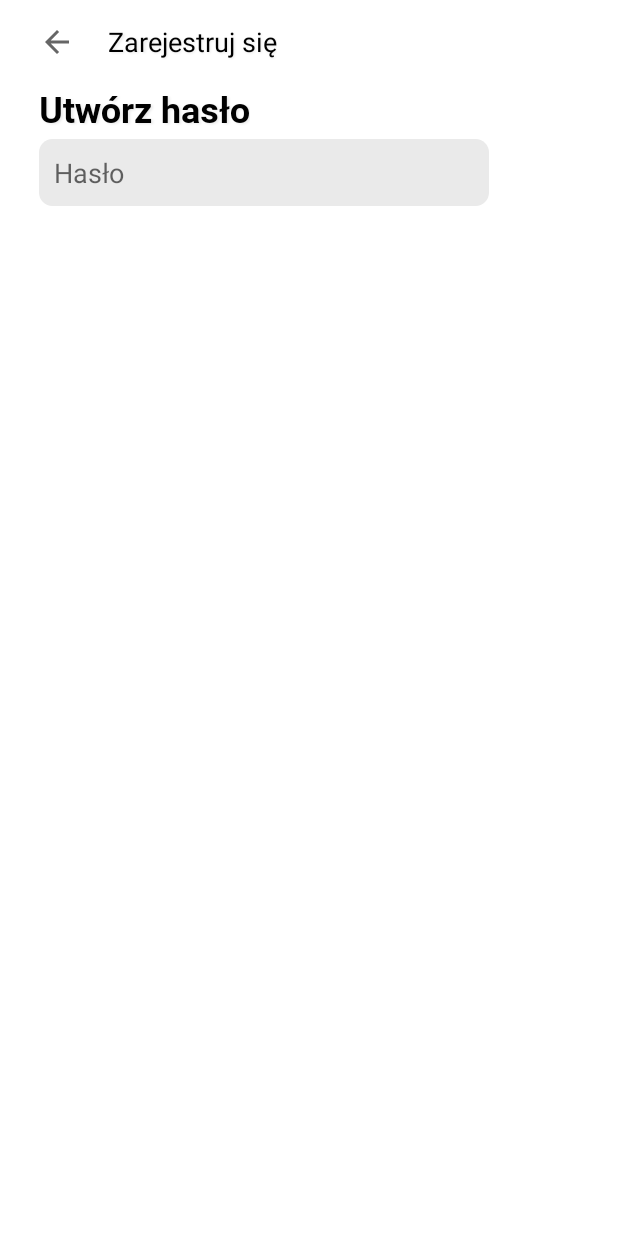
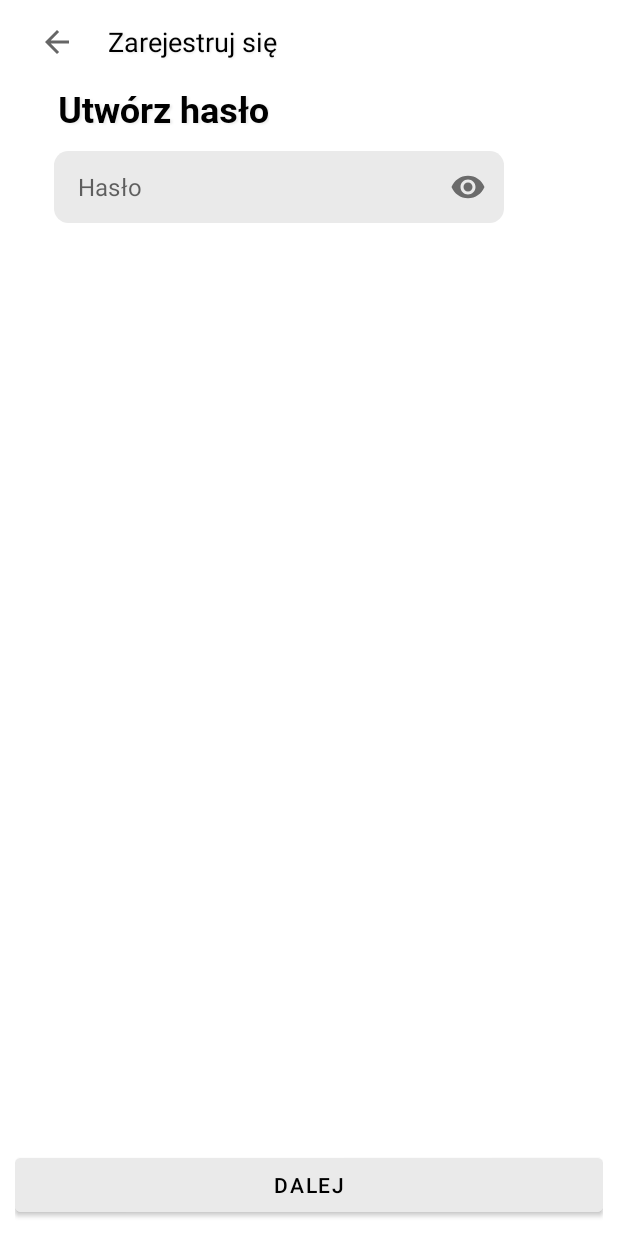
Before and after one commit to gufeczek/CheapFuel, an Android app: the RegisterActivity screen opened directly, with no data from a screen before it, on a phone screen of 412 x 824 dp. Run offline under Robolectric (Android 15) with nearby library versions, the phone set to English and light mode, and no system bars.

Commit message:
Updated RegisterActivity

```diff
--- a/app/src/main/res/layout/activity_register.xml
+++ b/app/src/main/res/layout/activity_register.xml
@@ -50,27 +50,57 @@
             app:layout_constraintStart_toStartOf="@+id/guideline2"
             app:layout_constraintTop_toTopOf="parent" />
 
+
+        <com.google.android.material.textfield.TextInputLayout
+            android:id="@+id/registerActivity_textInputLayout"
+            android:layout_width="match_parent"
+            android:layout_height="wrap_content"
+            android:layout_marginStart="26dp"
+            app:boxStrokeWidth="0dp"
+            app:boxStrokeWidthFocused="0dp"
+            android:layout_marginTop="4dp"
+            app:layout_constraintStart_toStartOf="@+id/guideline2"
+            app:layout_constraintTop_toBottomOf="@+id/textView"
+            app:passwordToggleEnabled="true"
+            android:hint=" "
+            tools:ignore="HardcodedText">
+
             <EditText
                 android:id="@+id/registerActivity_et_password"
                 style="@style/textShadow"
                 android:layout_width="300dp"
                 android:layout_height="wrap_content"
-            android:layout_marginStart="16dp"
-            android:layout_marginTop="4dp"
+                android:layout_marginTop="8dp"
                 android:autofillHints="password"
                 android:background="@color/light_gray"
                 android:hint="@string/password"
                 android:inputType="textPassword"
                 android:padding="10dp"
-            app:layout_constraintStart_toStartOf="parent"
+                app:layout_constraintStart_toStartOf="@+id/guideline2"
                 app:layout_constraintTop_toBottomOf="@+id/textView" />
+
+
+        </com.google.android.material.textfield.TextInputLayout>
 
         <androidx.constraintlayout.widget.Guideline
             android:id="@+id/guideline2"
             android:layout_width="wrap_content"
             android:layout_height="wrap_content"
             android:orientation="vertical"
-            app:layout_constraintGuide_begin="16dp" />
+            app:layout_constraintGuide_begin="29dp" />
+
+        <Button
+            android:id="@+id/registerActivity_btnNextPage"
+            android:layout_height="wrap_content"
+            style="@style/textShadow"
+            android:layout_width="0dp"
+            android:backgroundTint="@color/light_gray"
+            app:layout_constraintBottom_toBottomOf="parent"
+            app:layout_constraintEnd_toEndOf="parent"
+            app:layout_constraintStart_toStartOf="parent"
+            android:layout_marginBottom="10dp"
+            android:textColor="@color/black"
+            android:text="@string/next_page"/>
 
     </androidx.constraintlayout.widget.ConstraintLayout>
 
--- a/app/src/main/res/values/strings.xml
+++ b/app/src/main/res/values/strings.xml
@@ -9,4 +9,5 @@
     <string name="loginWithFacebook">Zaloguj się kontem Facebook</string>
     <string name="loginWithGoogle">Zaloguj się kontem Google</string>
     <string name="set_password">Utwórz hasło</string>
+    <string name="next_page">Dalej</string>
 </resources>
```
Lines whose indentation alone changed are shown as unchanged.
